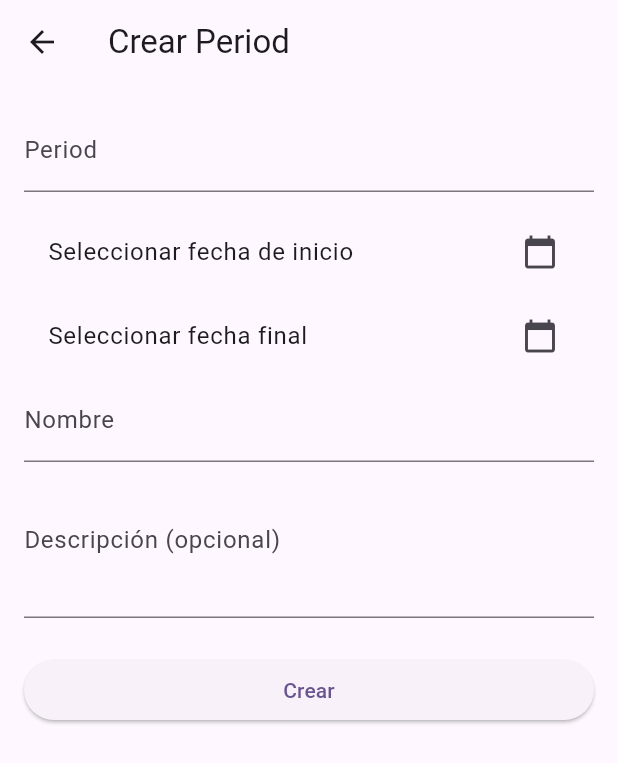
After one commit to PatoV16/frontend_sga, a Flutter app: the screen it shows after launch, after a tap on "Registrar Periodo", on a phone screen of 412 x 824 dp. The commit adds this screen. Shown: the top 763 px of the screen. Run offline on Flutter 3.47's test engine with Material 3 defaults, Android fonts, the phone set to English and light mode, and no system bars; our stand-ins replace shared_preferences; network calls fail.

Commit message:
add permission, roles, periods and dashboard

```diff
--- a/frontend_sga/lib/main.dart
+++ b/frontend_sga/lib/main.dart
@@ -1,4 +1,5 @@
 import 'package:flutter/material.dart';
+import 'package:frontend_sga/src/screen/dasborad/adminDashboard.screen.dart';
 import 'package:frontend_sga/src/screen/login/login.secreen.dart';
 import 'package:frontend_sga/src/screen/user/user.list.dart';
 import 'package:frontend_sga/src/screen/user/user.screen.dart';
@@ -18,7 +19,7 @@ class MyApp extends StatelessWidget {
       theme: ThemeData(
         colorScheme: ColorScheme.fromSeed(seedColor: Colors.deepPurple),
       ),
-      home: LoginScreen(),
+      home: DashboardPage(),
     );
   }
 }
--- /dev/null
+++ b/frontend_sga/lib/src/models/period.model.dart
@@ -0,0 +1,39 @@
+class Period {
+  final int? id;
+  final String period;
+  final DateTime startDate;
+  final DateTime endDate;
+  final String name;
+  final String? description;
+
+  Period({
+    this.id,
+    required this.period,
+    required this.startDate,
+    required this.endDate,
+    required this.name,
+    this.description,
+  });
+
+  factory Period.fromJson(Map<String, dynamic> json) {
+    return Period(
+      id: json['id'],
+      period: json['period'],
+      startDate: DateTime.parse(json['startDate']),
+      endDate: DateTime.parse(json['endDate']),
+      name: json['name'],
+      description: json['description'],
+    );
+  }
+
+  Map<String, dynamic> toJson() {
+    return {
+      if (id != null) 'id': id,
+      'period': period,
+      'startDate': startDate.toIso8601String(),
+      'endDate': endDate.toIso8601String(),
+      'name': name,
+      'description': description,
+    };
+  }
+}
--- /dev/null
+++ b/frontend_sga/lib/src/screen/dasborad/adminDashboard.screen.dart
@@ -0,0 +1,89 @@
+// dashboard_page.dart
+import 'package:flutter/material.dart';
+import 'package:frontend_sga/src/screen/periods/period.form.dart';
+import 'package:frontend_sga/src/screen/permission/permission.form.dart';
+import 'package:frontend_sga/src/screen/role/role.form.dart';
+import 'package:frontend_sga/src/screen/user/user.list.dart';
+import 'package:frontend_sga/src/screen/user/user.screen.dart';
+
+class DashboardPage extends StatelessWidget {
+  const DashboardPage({super.key});
+
+  @override
+  Widget build(BuildContext context) {
+    return Scaffold(
+      appBar: AppBar(
+        title: const Text('Panel de Administración'),
+        centerTitle: true,
+      ),
+      body: Padding(
+        padding: const EdgeInsets.all(20.0),
+        child: ListView(
+          children: [
+            _DashboardButton(
+              title: '📄 Lista de Usuarios',
+              onTap: () => Navigator.push(
+                context,
+                MaterialPageRoute(builder: (_) => const UserListScreen()),
+              ),
+            ),
+            const SizedBox(height: 12),
+            _DashboardButton(
+              title: '🧍 Registrar Usuario',
+              onTap: () => Navigator.push(
+                context,
+                MaterialPageRoute(builder: (_) => const UserFormPage()),
+              ),
+            ),
+            const SizedBox(height: 12),
+            _DashboardButton(
+              title: '🛡️ Registrar Rol',
+              onTap: () => Navigator.push(
+                context,
+                MaterialPageRoute(builder: (_) => const RoleFormPage()),
+              ),
+            ),
+            const SizedBox(height: 12),
+            _DashboardButton(
+              title: '🔐 Registrar Permiso',
+              onTap: () => Navigator.push(
+                context,
+                MaterialPageRoute(builder: (_) => const PermissionFormPage()),
+              ),
+            ),
+            const SizedBox(height: 12),
+              _DashboardButton(
+              title: ' Registrar Periodo',
+              onTap: () => Navigator.push(
+                context,
+                MaterialPageRoute(builder: (_) => const PeriodFormPage()),
+              ),
+            ),
+          ],
+        ),
+      ),
+    );
+  }
+}
+
+class _DashboardButton extends StatelessWidget {
+  final String title;
+  final VoidCallback onTap;
+
+  const _DashboardButton({
+    required this.title,
+    required this.onTap,
+  });
+
+  @override
+  Widget build(BuildContext context) {
+    return ElevatedButton(
+      style: ElevatedButton.styleFrom(
+        padding: const EdgeInsets.symmetric(vertical: 20),
+        textStyle: const TextStyle(fontSize: 16),
+      ),
+      onPressed: onTap,
+      child: Text(title),
+    );
+  }
+}
--- /dev/null
+++ b/frontend_sga/lib/src/screen/periods/period.form.dart
@@ -0,0 +1,163 @@
+import 'package:flutter/material.dart';
+import 'package:frontend_sga/src/models/period.model.dart';
+import 'package:frontend_sga/src/service/period.service.dart';
+class PeriodFormPage extends StatefulWidget {
+  final Period? period; // Si viene, es para editar
+
+  const PeriodFormPage({Key? key, this.period}) : super(key: key);
+
+  @override
+  _PeriodFormPageState createState() => _PeriodFormPageState();
+}
+
+class _PeriodFormPageState extends State<PeriodFormPage> {
+  final _formKey = GlobalKey<FormState>();
+  final _periodController = TextEditingController();
+  final _nameController = TextEditingController();
+  final _descriptionController = TextEditingController();
+
+  DateTime? _startDate;
+  DateTime? _endDate;
+
+  final PeriodService _periodService = PeriodService();
+
+  @override
+  void initState() {
+    super.initState();
+    if (widget.period != null) {
+      _periodController.text = widget.period!.period;
+      _nameController.text = widget.period!.name;
+      _descriptionController.text = widget.period!.description ?? '';
+      _startDate = widget.period!.startDate;
+      _endDate = widget.period!.endDate;
+    }
+  }
+
+  Future<void> _selectDate(BuildContext context, bool isStartDate) async {
+    final initialDate = isStartDate ? (_startDate ?? DateTime.now()) : (_endDate ?? DateTime.now());
+    final newDate = await showDatePicker(
+      context: context,
+      initialDate: initialDate,
+      firstDate: DateTime(2000),
+      lastDate: DateTime(2100),
+    );
+    if (newDate != null) {
+      setState(() {
+        if (isStartDate) {
+          _startDate = newDate;
+        } else {
+          _endDate = newDate;
+        }
+      });
+    }
+  }
+
+  Future<void> _submitForm() async {
+    if (_formKey.currentState!.validate()) {
+      if (_startDate == null || _endDate == null) {
+        ScaffoldMessenger.of(context).showSnackBar(
+          const SnackBar(content: Text('Selecciona fechas válidas')),
+        );
+        return;
+      }
+      if (_endDate!.isBefore(_startDate!)) {
+        ScaffoldMessenger.of(context).showSnackBar(
+          const SnackBar(content: Text('La fecha final debe ser posterior a la inicial')),
+        );
+        return;
+      }
+
+      final newPeriod = Period(
+        id: widget.period?.id,
+        period: _periodController.text,
+        startDate: _startDate!,
+        endDate: _endDate!,
+        name: _nameController.text,
+        description: _descriptionController.text.isEmpty ? null : _descriptionController.text,
+      );
+
+      try {
+        if (widget.period == null) {
+          await _periodService.createPeriod(newPeriod);
+          ScaffoldMessenger.of(context).showSnackBar(
+            const SnackBar(content: Text('Period creado exitosamente')),
+          );
+        } else {
+          await _periodService.updatePeriod(widget.period!.id!, newPeriod);
+          ScaffoldMessenger.of(context).showSnackBar(
+            const SnackBar(content: Text('Period actualizado exitosamente')),
+          );
+        }
+        Navigator.of(context).pop(true);
+      } catch (e) {
+        ScaffoldMessenger.of(context).showSnackBar(
+          SnackBar(content: Text('Error: $e')),
+        );
+      }
+    }
+  }
+
+  @override
+  void dispose() {
+    _periodController.dispose();
+    _nameController.dispose();
+    _descriptionController.dispose();
+    super.dispose();
+  }
+
+  @override
+  Widget build(BuildContext context) {
+    return Scaffold(
+      appBar: AppBar(
+        title: Text(widget.period == null ? 'Crear Period' : 'Editar Period'),
+      ),
+      body: Padding(
+        padding: const EdgeInsets.all(16),
+        child: Form(
+          key: _formKey,
+          child: ListView(
+            children: [
+              TextFormField(
+                controller: _periodController,
+                decoration: const InputDecoration(labelText: 'Period'),
+                validator: (value) {
+                  if (value == null || value.isEmpty) return 'Ingresa el periodo';
+                  return null;
+                },
+              ),
+              const SizedBox(height: 12),
+              ListTile(
+                title: Text(_startDate == null ? 'Seleccionar fecha de inicio' : 'Inicio: ${_startDate!.toLocal()}'.split(' ')[0]),
+                trailing: const Icon(Icons.calendar_today),
+                onTap: () => _selectDate(context, true),
+              ),
+              ListTile(
+                title: Text(_endDate == null ? 'Seleccionar fecha final' : 'Fin: ${_endDate!.toLocal()}'.split(' ')[0]),
+                trailing: const Icon(Icons.calendar_today),
+                onTap: () => _selectDate(context, false),
+              ),
+              TextFormField(
+                controller: _nameController,
+                decoration: const InputDecoration(labelText: 'Nombre'),
+                validator: (value) {
+                  if (value == null || value.isEmpty) return 'Ingresa el nombre';
+                  return null;
+                },
+              ),
+              TextFormField(
+                controller: _descriptionController,
+                decoration: const InputDecoration(labelText: 'Descripción (opcional)'),
+                maxLines: 3,
+              ),
+              const SizedBox(height: 24),
+              ElevatedButton(
+                onPressed: _submitForm,
+                child: Text(widget.period == null ? 'Crear' : 'Actualizar'),
+              ),
+            ],
+          ),
+        ),
+      ),
+    );
+  }
+}
--- /dev/null
+++ b/frontend_sga/lib/src/service/period.service.dart
@@ -0,0 +1,58 @@
+import 'dart:convert';
+import 'package:frontend_sga/src/models/period.model.dart';
+import 'package:http/http.dart' as http;
+class PeriodService {
+  final String baseUrl = 'http://localhost:3000/periods';
+
+  Future<List<Period>> getPeriods() async {
+    final response = await http.get(Uri.parse(baseUrl));
+    if (response.statusCode == 200) {
+      final List<dynamic> body = jsonDecode(response.body);
+      return body.map((json) => Period.fromJson(json)).toList();
+    } else {
+      throw Exception('Error al cargar periods');
+    }
+  }
+
+  Future<Period> getPeriodById(int id) async {
+    final response = await http.get(Uri.parse('$baseUrl/$id'));
+    if (response.statusCode == 200) {
+      return Period.fromJson(jsonDecode(response.body));
+    } else {
+      throw Exception('Period no encontrado');
+    }
+  }
+
+  Future<Period> createPeriod(Period period) async {
+    final response = await http.post(
+      Uri.parse(baseUrl),
+      headers: {'Content-Type': 'application/json'},
+      body: jsonEncode(period.toJson()),
+    );
+    if (response.statusCode == 201 || response.statusCode == 200) {
+      return Period.fromJson(jsonDecode(response.body));
+    } else {
+      throw Exception('Error al crear period');
+    }
+  }
+
+  Future<Period> updatePeriod(int id, Period period) async {
+    final response = await http.put(
+      Uri.parse('$baseUrl/$id'),
+      headers: {'Content-Type': 'application/json'},
+      body: jsonEncode(period.toJson()),
+    );
+    if (response.statusCode == 200) {
+      return Period.fromJson(jsonDecode(response.body));
+    } else {
+      throw Exception('Error al actualizar period');
+    }
+  }
+
+  Future<void> deletePeriod(int id) async {
+    final response = await http.delete(Uri.parse('$baseUrl/$id'));
+    if (response.statusCode != 200) {
+      throw Exception('Error al eliminar period');
+    }
+  }
+}
--- /dev/null
+++ b/frontend_sga/lib/src/service/permission.service.dart
@@ -0,0 +1,33 @@
+// permission.service.dart
+import 'dart:convert';
+import 'package:frontend_sga/src/models/permission.model.dart';
+import 'package:http/http.dart' as http;
+
+class PermissionService {
+  final String baseUrl = 'http://localhost:3000';
+
+  Future<List<Permission>> getPermissions() async {
+    final response = await http.get(Uri.parse('$baseUrl/permissions'));
+
+    if (response.statusCode == 200) {
+      final List<dynamic> body = jsonDecode(response.body);
+      return body.map((json) => Permission.fromJson(json)).toList();
+    } else {
+      throw Exception('Error al obtener permisos');
+    }
+  }
+  Future<Permission> createPermission(Permission permission) async {
+  final response = await http.post(
+    Uri.parse('$baseUrl/permissions'),
+    headers: {'Content-Type': 'application/json'},
+    body: jsonEncode(permission.toJson()),
+  );
+
+  if (response.statusCode == 201 || response.statusCode == 200) {
+    return Permission.fromJson(jsonDecode(response.body));
+  } else {
+    throw Exception('Error al crear permiso');
+  }
+}
+
+}
--- /dev/null
+++ b/frontend_sga/lib/src/service/role.service.dart
@@ -0,0 +1,33 @@
+// role.service.dart
+import 'dart:convert';
+import 'package:frontend_sga/src/models/role.model.dart';
+import 'package:http/http.dart' as http;
+
+class RoleService {
+  final String baseUrl = 'http://localhost:3000';
+
+  Future<List<Role>> getRoles() async {
+    final response = await http.get(Uri.parse('$baseUrl/roles'));
+
+    if (response.statusCode == 200) {
+      final List<dynamic> body = jsonDecode(response.body);
+      return body.map((json) => Role.fromJson(json)).toList();
+    } else {
+      throw Exception('Error al obtener roles');
+    }
+  }
+  Future<Role> createRole(Role role) async {
+  final response = await http.post(
+    Uri.parse('$baseUrl/roles'),
+    headers: {'Content-Type': 'application/json'},
+    body: jsonEncode(role.toJson()),
+  );
+
+  if (response.statusCode == 201 || response.statusCode == 200) {
+    return Role.fromJson(jsonDecode(response.body));
+  } else {
+    throw Exception('Error al crear rol');
+  }
+}
+
+}
--- a/frontend_sga/lib/src/service/user.service.dart
+++ b/frontend_sga/lib/src/service/user.service.dart
@@ -42,7 +42,7 @@ class UserService {
   }
 
   Future<User> updateUser(int id, User user) async {
-    final response = await http.put(
+  final response = await http.patch(
     Uri.parse('$baseUrl/users/$id'),
     headers: {'Content-Type': 'application/json'},
     body: jsonEncode(user.toJson()),
@@ -55,6 +55,7 @@ class UserService {
   }
 }
 
+
   Future<void> deleteUser(int id) async {
     final response = await http.delete(Uri.parse('$baseUrl/users/$id'));
 
```
Also changed, not shown: frontend_sga/lib/src/models/permission.model.dart (added, +21 -0 lines), frontend_sga/lib/src/models/role.model.dart (added, +21 -0 lines), frontend_sga/lib/src/models/user.model.dart (+18 -12 lines), frontend_sga/lib/src/screen/permission/permission.form.dart (added, +63 -0 lines), frontend_sga/lib/src/screen/role/role.form.dart (added, +63 -0 lines), frontend_sga/lib/src/screen/user/user.screen.dart (+77 -8 lines), frontend_sga/lib/src/screen/permission/permission.list.dart (added), frontend_sga/lib/src/screen/role/role.list.dart (added), frontend_sga/pubspec.lock. Lines whose indentation alone changed are shown as unchanged.
